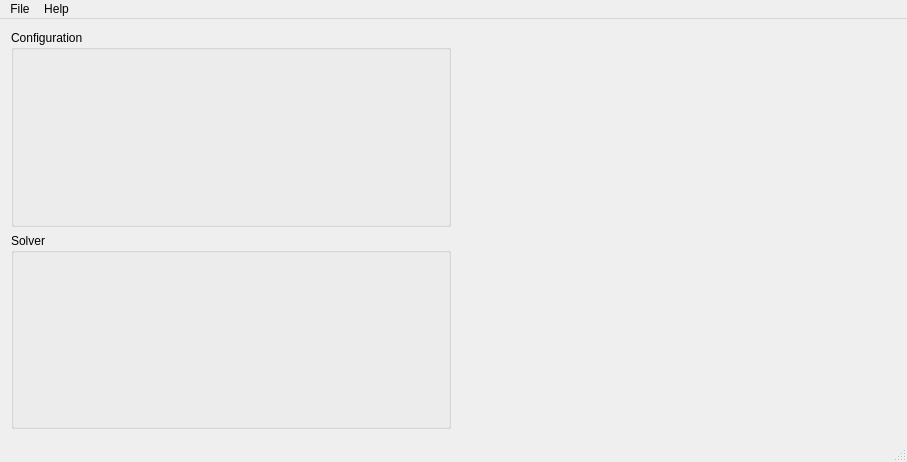
Above: src/mainwindow.ui from hberg539/hska-2048 before the change. Below: the same form after it.
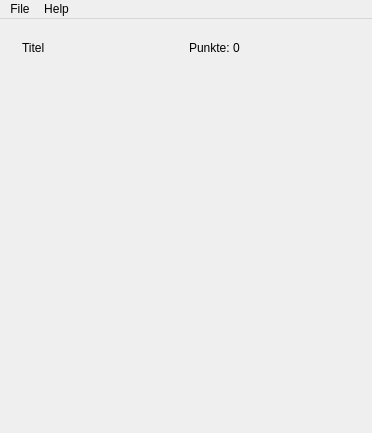
That is the form after the change.

Commit message: Spielstand (Gewonnen / Verloren) implementiert Punktestand wird angezeigt Layout und Stylesheet angepasst

The edit to the form file:
```diff
--- a/src/mainwindow.ui
+++ b/src/mainwindow.ui
@@ -6,36 +6,81 @@
    <rect>
     <x>0</x>
     <y>0</y>
-    <width>907</width>
-    <height>462</height>
+    <width>368</width>
+    <height>426</height>
    </rect>
   </property>
   <property name="windowTitle">
    <string>MainWindow</string>
   </property>
   <widget class="QWidget" name="centralWidget">
-   <layout class="QHBoxLayout" name="horizontalLayout_2">
+   <layout class="QVBoxLayout" name="verticalLayout_2">
     <item>
-     <layout class="QVBoxLayout" name="layoutSidebar">
+     <layout class="QHBoxLayout" name="layoutTopbar">
       <item>
-       <widget class="QGroupBox" name="groupBoxConfiguration">
-        <property name="title">
-         <string>Configuration</string>
+       <widget class="QWidget" name="widget" native="true">
+        <property name="sizePolicy">
+         <sizepolicy hsizetype="Preferred" vsizetype="Fixed">
+          <horstretch>0</horstretch>
+          <verstretch>0</verstretch>
+         </sizepolicy>
         </property>
-       </widget>
-      </item>
-      <item>
-       <widget class="QGroupBox" name="groupBox">
-        <property name="title">
-         <string>Solver</string>
+        <property name="sizeIncrement">
+         <size>
+          <width>0</width>
+          <height>0</height>
+         </size>
         </property>
+        <layout class="QHBoxLayout" name="horizontalLayout">
+         <item>
+          <widget class="QLabel" name="labelName">
+           <property name="text">
+            <string>Titel</string>
+           </property>
+          </widget>
+         </item>
+         <item>
+          <widget class="QLabel" name="labelPoints">
+           <property name="text">
+            <string>Punkte: 0 </string>
+           </property>
+          </widget>
+         </item>
+        </layout>
        </widget>
       </item>
      </layout>
     </item>
     <item>
      <widget class="QWidget" name="widgetBoard" native="true">
+      <property name="sizePolicy">
+       <sizepolicy hsizetype="MinimumExpanding" vsizetype="MinimumExpanding">
+        <horstretch>0</horstretch>
+        <verstretch>0</verstretch>
+       </sizepolicy>
+      </property>
+      <property name="minimumSize">
+       <size>
+        <width>350</width>
+        <height>350</height>
+       </size>
+      </property>
       <layout class="QVBoxLayout" name="verticalLayout_3">
+       <property name="spacing">
+        <number>0</number>
+       </property>
+       <property name="leftMargin">
+        <number>0</number>
+       </property>
+       <property name="topMargin">
+        <number>0</number>
+       </property>
+       <property name="rightMargin">
+        <number>0</number>
+       </property>
+       <property name="bottomMargin">
+        <number>0</number>
+       </property>
        <item>
         <layout class="QVBoxLayout" name="layoutBoard"/>
        </item>
@@ -49,7 +94,7 @@
     <rect>
      <x>0</x>
      <y>0</y>
-     <width>907</width>
+     <width>368</width>
      <height>19</height>
     </rect>
    </property>
@@ -73,7 +118,6 @@
    <addaction name="menuFile"/>
    <addaction name="menuHelp"/>
   </widget>
-  <widget class="QStatusBar" name="statusBar"/>
   <action name="actionLoad_Savegame">
    <property name="text">
     <string>Load Gamestate..</string>
```
Left out of the diff: 2 changed lines with no effect on the pictures. The commit also changes 5 other files.
